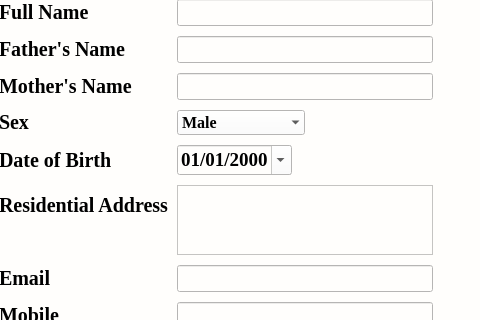
Above: User interface/enroll.ui from nateshmbhat/Project_NCC before the change; both pictures show x 367 to 847 and y 311 to 631 of the 1180 by 993 pixel window. Below: the same form after it.
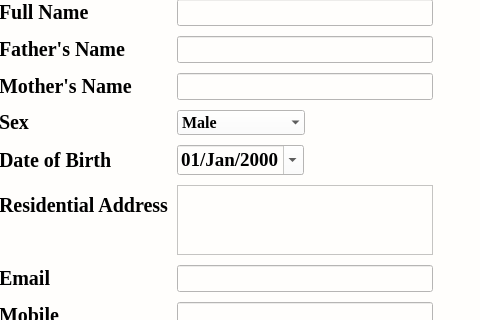
That is the form after the change. Icons and pictures are not drawn.

Commit message:
Date format changed
Date format changed to dd/MMM/yyyy.
ncc.db updated

Diff of the .ui file:
```diff
--- a/User interface/enroll.ui
+++ b/User interface/enroll.ui
@@ -430,7 +430,7 @@
            <property name="geometry">
             <rect>
              <x>0</x>
-             <y>-570</y>
+             <y>-571</y>
              <width>1121</width>
              <height>1330</height>
             </rect>
@@ -803,8 +803,18 @@
                    <day>1</day>
                   </date>
                  </property>
+                 <property name="minimumDateTime">
+                  <datetime>
+                   <hour>0</hour>
+                   <minute>0</minute>
+                   <second>0</second>
+                   <year>1900</year>
+                   <month>9</month>
+                   <day>14</day>
+                  </datetime>
+                 </property>
                  <property name="displayFormat">
-                  <string>dd/MM/yyyy</string>
+                  <string>dd/MMM/yyyy</string>
                  </property>
                  <property name="calendarPopup">
                   <bool>true</bool>
```
The commit also changes 4 other files.
